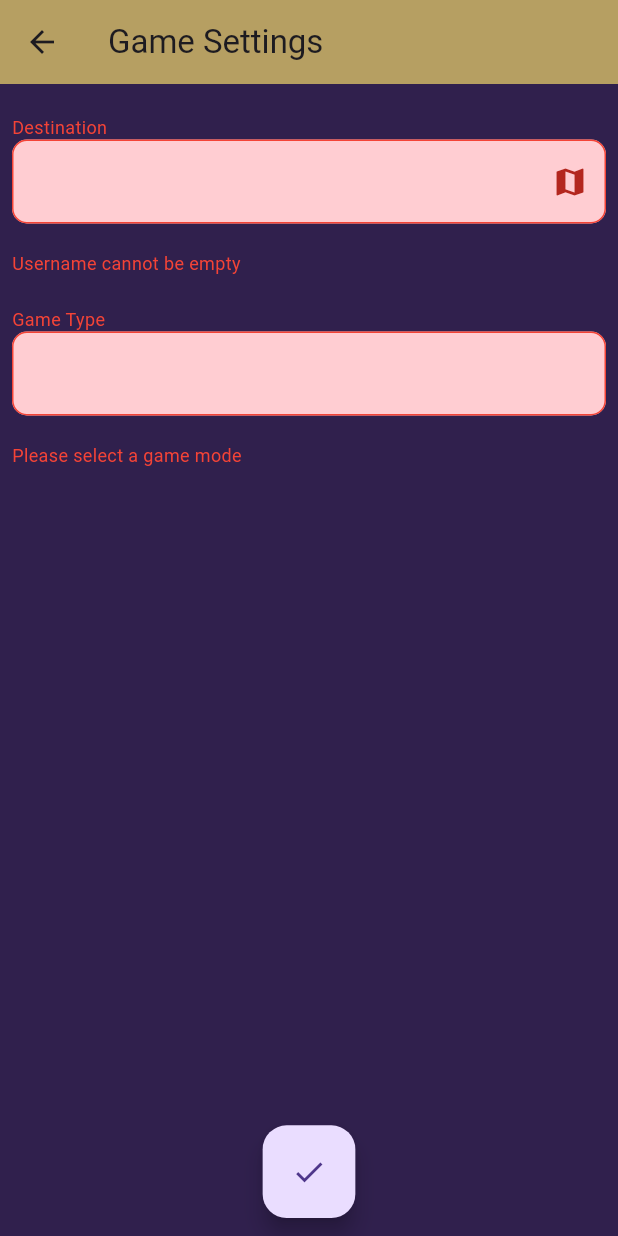
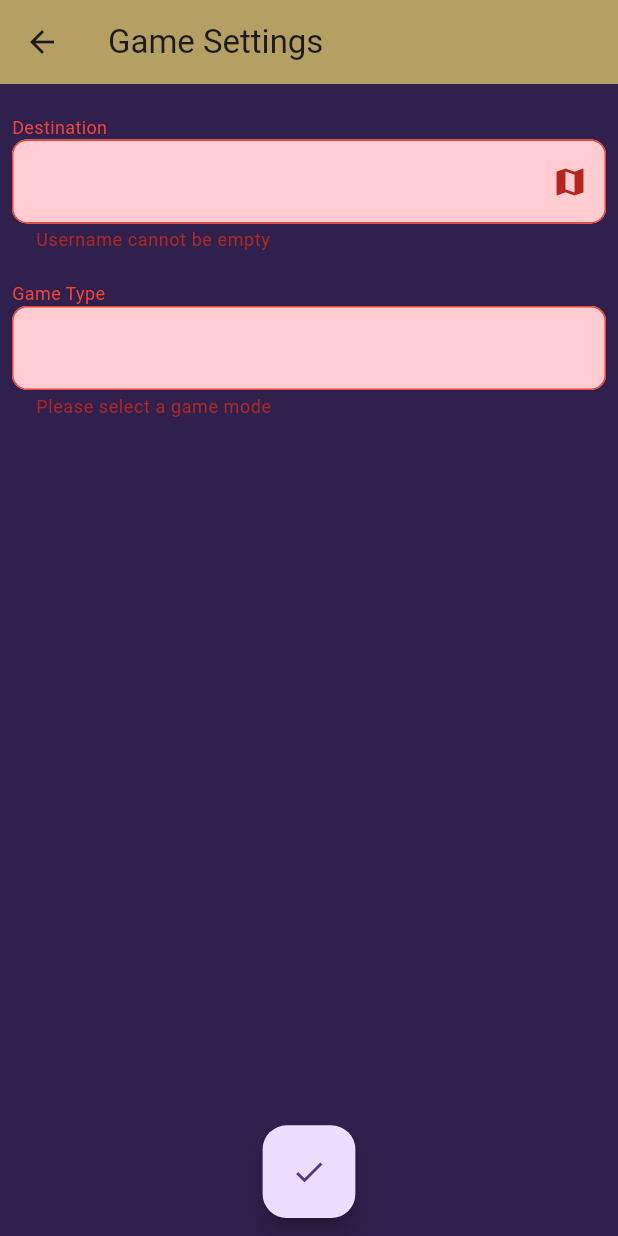
Before and after one commit to walkerhsu/makeNTU2024, a Flutter app: the GameSettingsPage screen opened by its route, after a tap on the "check" icon, on a phone screen of 412 x 824 dp. Run offline on Flutter 3.47's test engine with Material 3 defaults, Android fonts, the phone set to English and light mode, and no system bars; our stand-ins replace flutter_dotenv, flutter_tts, geolocator, loading_animation_widget, quickalert; missing offline and left inert: mapbox_gl, mapbox_search.

Commit message:
:bug: can't enter main page until no errors and confirm

```diff
--- a/app/lib/game/game_settings/destination.dart
+++ b/app/lib/game/game_settings/destination.dart
@@ -144,7 +144,6 @@
             children: [
               textHint(context),
               textInput(context),
-              if (_showErrorBelowField) errorText(context),
               filteredResults(context),
             ],
           ),
@@ -158,7 +157,6 @@
           children: [
             textHint(context),
             textInput(context),
-            if (_showErrorBelowField) errorText(context),
           ],
         ),
       );
@@ -237,19 +235,9 @@
             _validationError = error;
           });
         });
-        return null;
+        return error;
       },
       textInputAction: TextInputAction.next,
-    );
-  }
-
-  Widget errorText(BuildContext context) {
-    return Text(
-      _validationError!,
-      style: TextStyle(
-        fontSize: 12,
-        color: _showErrorBelowField ? Colors.red : Colors.black,
-      ),
     );
   }
 
--- a/app/lib/game/game_settings/game_mode.dart
+++ b/app/lib/game/game_settings/game_mode.dart
@@ -87,7 +87,6 @@
             children: [
               textHint(context),
               textInput(context),
-              if (_showErrorBelowField) errorText(context),
               filteredResults(context),
             ],
           ),
@@ -101,7 +100,6 @@
           children: [
             textHint(context),
             textInput(context),
-            if (_showErrorBelowField) errorText(context),
           ],
         ),
       );
@@ -145,19 +143,9 @@
             _validationError = error;
           });
         });
-        return null;
+        return error;
       },
       textInputAction: TextInputAction.next,
-    );
-  }
-
-  Widget errorText(BuildContext context) {
-    return Text(
-      _validationError!,
-      style: TextStyle(
-        fontSize: 12,
-        color: _showErrorBelowField ? Colors.red : Colors.black,
-      ),
     );
   }
 
--- a/app/lib/game/game_settings/game_settings.dart
+++ b/app/lib/game/game_settings/game_settings.dart
@@ -1,5 +1,6 @@
 import 'package:flutter/material.dart';
 import 'package:mapbox_gl/mapbox_gl.dart';
+import 'package:quickalert/quickalert.dart';
 
 import 'destination.dart';
 import 'game_mode.dart';
@@ -67,8 +68,7 @@
                   setShowGameTypeFilters: setShowGameTypeFilters,
                   setShowDestinationFilters: setShowDestinationFilters,
                   showFilters: _showDestinationFilters,
-                  textFormKey: _textFormKeyDest
-                ),
+                  textFormKey: _textFormKeyDest),
               const SizedBox(
                 height: 20,
               ),
@@ -91,10 +91,35 @@
           width: MediaQuery.of(context).size.width * 0.15,
           height: MediaQuery.of(context).size.width * 0.15,
           child: FloatingActionButton(
-              onPressed: () {
+              onPressed: () async {
                 if (_formKey.currentState!.validate()) {
                   _formKey.currentState!.save();
+                } else {
+                  print("in");
+                  return;
                 }
+                bool confirm = false;
+                await QuickAlert.show(
+                  context: context,
+                  text: "Are you sure you picked the right settings?",
+                  // confirmBtnText: 'Yes',
+                  cancelBtnText: 'No',
+                  confirmBtnColor: Colors.green,
+                  cancelBtnTextStyle: const TextStyle(
+                      color: Colors.red,
+                      fontSize: 20,
+                      fontWeight: FontWeight.bold),
+                  type: QuickAlertType.confirm,
+                  onConfirmBtnTap: () {
+                    confirm = true;
+                    Navigator.pop(context);
+                  },
+                );
+                if (!mounted || !confirm) return;
+
+                // ignore: use_build_context_synchronously
+                Navigator.popUntil(context, (route) => route.isFirst);
+                // ignore: use_build_context_synchronously
                 Navigator.pushNamed(context, '/game/main', arguments: {
                   'destination': _destination,
                   'destLatLng': _destLatLng,
```
